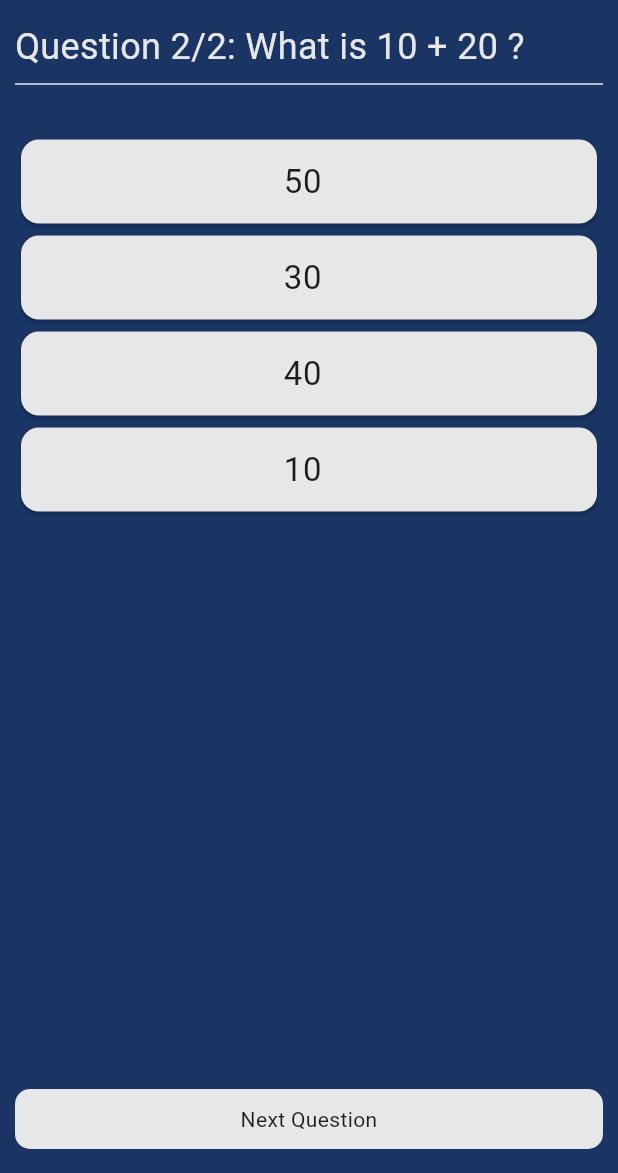
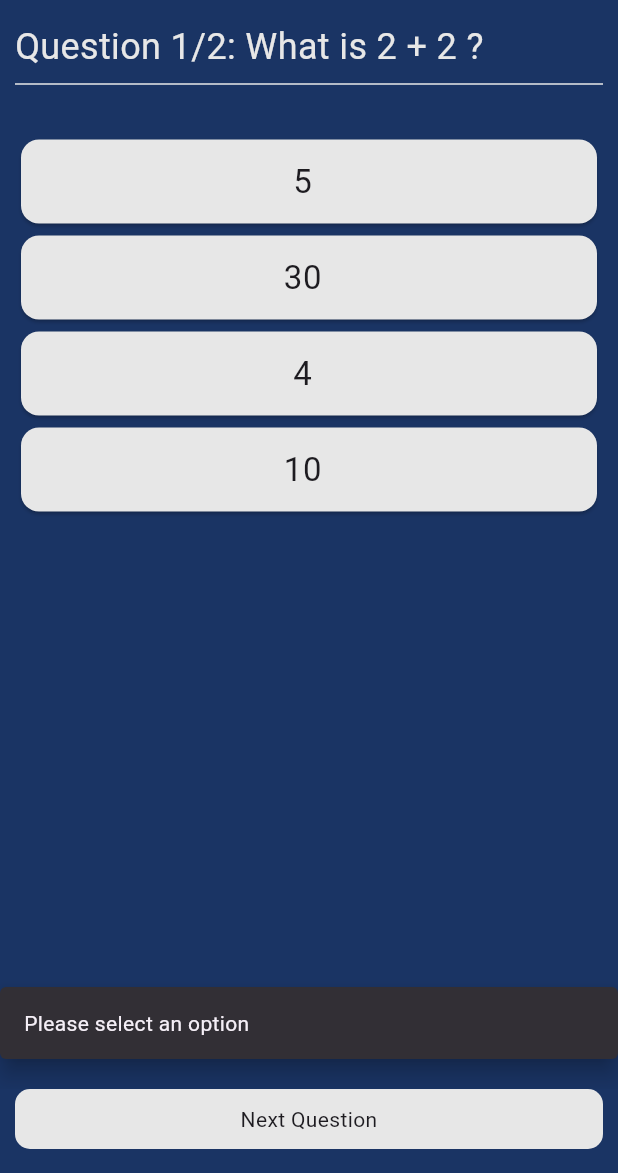
Before and after one commit to aya745/quizapp, a Flutter app: the screen it shows after launch, after a tap on "Next Question", on a phone screen of 412 x 824 dp, the part 63-1236 px from its top. Run offline on Flutter 3.47's test engine with Material 3 defaults, Android fonts, the phone set to English and light mode, and no system bars.

Commit message:
added required option selection functionality

```diff
--- a/lib/screens/home_screen.dart
+++ b/lib/screens/home_screen.dart
@@ -39,10 +39,21 @@ class _HomeScreenState extends State<HomeScreen> {
     if(index == _questions.length -1){
       return;
     } else{
+    if(isPressed){
+
     setState(() {
       index++; //when the index will change to 1, rebuild the app.
       isPressed = false;
     });
+    } else{
+      ScaffoldMessenger.of(context).showSnackBar(const SnackBar(
+          content: Text('Please select an option'),
+          behavior: SnackBarBehavior.floating,
+          margin: EdgeInsets.symmetric(vertical: 20.0),
+          )
+      );
+    }
+
     }
   }
 
```
